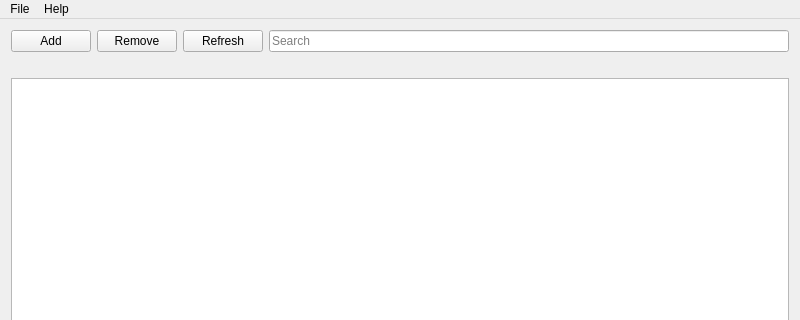
chewing/chewing-editor, file src/ui/ChewingEditor.ui: the form before one commit; both pictures show x 0 to 800 and y 0 to 320 of the 800 by 600 pixel window.
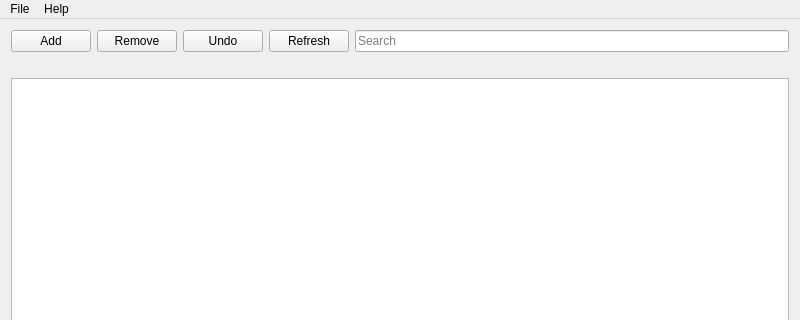
The form after the commit. Custom widgets are drawn as their Qt base class.

Commit message:
Undo functionality for phrase deletion
The undo functionality can support multiple phrase deletion,
but users have to revert them one by one. When undo completed,
there will be a notification showing the phrase which users reverted.

I add a vector in UserphraseModel.cpp to record the removed phrase.
In this way can easily access the removed phrase vector in the remove
and undo method.

Resolves: #133

```diff
--- a/src/ui/ChewingEditor.ui
+++ b/src/ui/ChewingEditor.ui
@@ -36,23 +36,30 @@
      </widget>
     </item>
     <item row="0" column="2">
+     <widget class="QPushButton" name="undoButton">
+      <property name="text">
+       <string>Undo</string>
+      </property>
+     </widget>
+    </item>
+    <item row="0" column="3">
      <widget class="QPushButton" name="refreshButton">
       <property name="text">
        <string>Refresh</string>
       </property>
      </widget>
     </item>
-    <item row="0" column="3">
+    <item row="0" column="4">
      <widget class="QLineEdit" name="userphraseFilter">
       <property name="placeholderText">
        <string>Search</string>
       </property>
      </widget>
     </item>
-    <item row="1" column="0" colspan="4">
+    <item row="1" column="0" colspan="5">
      <widget class="Notification" name="notification"/>
     </item>
-    <item row="2" column="0" colspan="4">
+    <item row="2" column="0" colspan="5">
      <widget class="UserphraseView" name="userphraseView">
       <property name="selectionMode">
        <enum>QAbstractItemView::ExtendedSelection</enum>
```
The commit also changes 6 other files.
